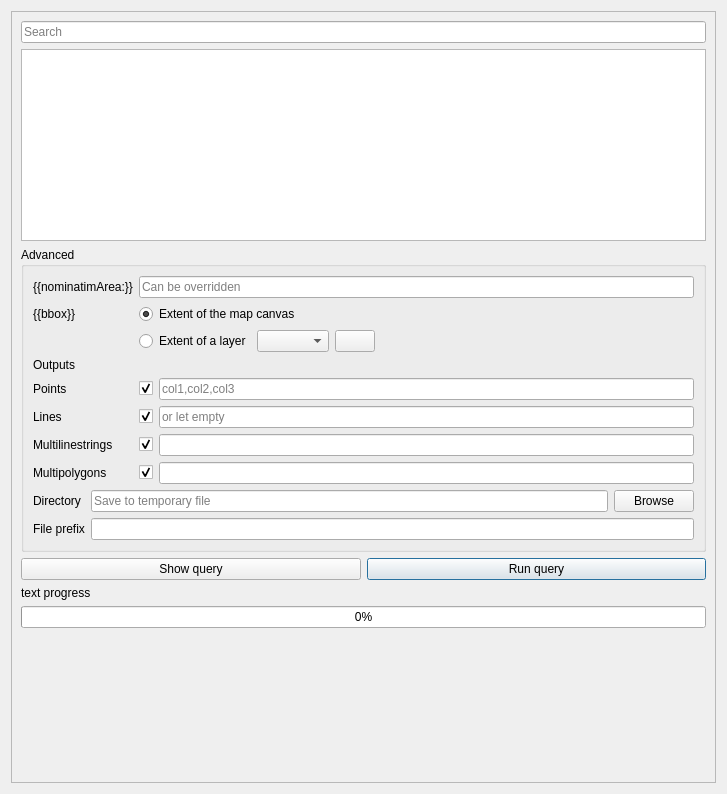
This is ui/my_queries.ui in 3liz/QuickOSM as Qt 5 draws it before an edit. The edited form follows.
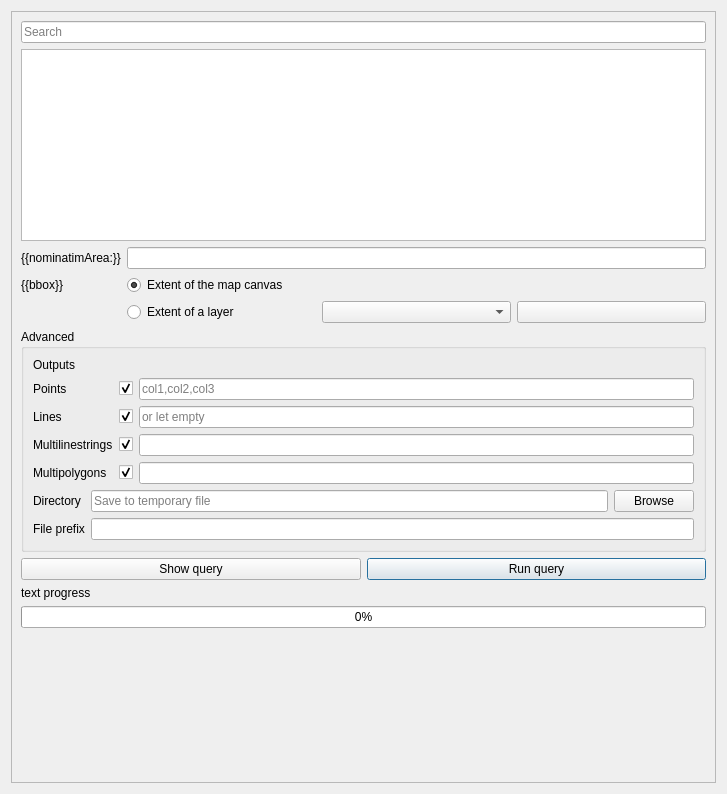
This is the edited form. Icons and pictures are not drawn. Custom widgets are drawn as their Qt base class.

Commit message: change {{nominatimArea}} and {{bbox}} display, show the default value for nominatim in the line edit #14

```diff
--- a/ui/my_queries.ui
+++ b/ui/my_queries.ui
@@ -69,6 +69,62 @@
          </column>
         </widget>
        </item>
+       <item>
+        <layout class="QFormLayout" name="formLayout">
+         <item row="0" column="0">
+          <widget class="QLabel" name="label_2">
+           <property name="text">
+            <string>{{nominatimArea:}}</string>
+           </property>
+          </widget>
+         </item>
+         <item row="0" column="1">
+          <widget class="QLineEdit" name="lineEdit_nominatim"/>
+         </item>
+         <item row="1" column="0">
+          <widget class="QLabel" name="label_5">
+           <property name="text">
+            <string>{{bbox}}</string>
+           </property>
+          </widget>
+         </item>
+         <item row="1" column="1">
+          <widget class="QRadioButton" name="radioButton_extentMapCanvas">
+           <property name="text">
+            <string>Extent of the map canvas</string>
+           </property>
+           <property name="checked">
+            <bool>true</bool>
+           </property>
+          </widget>
+         </item>
+         <item row="2" column="1">
+          <layout class="QHBoxLayout" name="horizontalLayout_5">
+           <item>
+            <widget class="QRadioButton" name="radioButton_extentLayer">
+             <property name="text">
+              <string>Extent of a layer</string>
+             </property>
+            </widget>
+           </item>
+           <item>
+            <widget class="QComboBox" name="comboBox_extentLayer"/>
+           </item>
+           <item>
+            <widget class="QPushButton" name="pushButton_refreshLayers">
+             <property name="text">
+              <string/>
+             </property>
+             <property name="icon">
+              <iconset resource="../../../../../plugins/QuickOSM/resources.qrc">
+               <normaloff>:/plugins/QuickOSM/resources/refresh.png</normaloff>:/plugins/QuickOSM/resources/refresh.png</iconset>
+             </property>
+            </widget>
+           </item>
+          </layout>
+         </item>
+        </layout>
+       </item>
        <item>
         <widget class="QgsCollapsibleGroupBox" name="groupBox">
          <property name="title">
@@ -83,37 +139,6 @@
             <property name="fieldGrowthPolicy">
              <enum>QFormLayout::ExpandingFieldsGrow</enum>
             </property>
-            <item row="0" column="0">
-             <widget class="QLabel" name="label_2">
-              <property name="text">
-               <string>{{nominatimArea:}}</string>
-              </property>
-             </widget>
-            </item>
-            <item row="0" column="1">
-             <widget class="QLineEdit" name="lineEdit_nominatim">
-              <property name="placeholderText">
-               <string>Can be overridden</string>
-              </property>
-             </widget>
-            </item>
-            <item row="2" column="0">
-             <widget class="QLabel" name="label_5">
-              <property name="text">
-               <string>{{bbox}}</string>
-              </property>
-             </widget>
-            </item>
-            <item row="2" column="1">
-             <widget class="QRadioButton" name="radioButton_extentMapCanvas">
-              <property name="text">
-               <string>Extent of the map canvas</string>
-              </property>
-              <property name="checked">
-               <bool>true</bool>
-              </property>
-             </widget>
-            </item>
             <item row="4" column="0">
              <widget class="QLabel" name="label_3">
               <property name="text">
@@ -240,31 +265,6 @@
               </item>
              </layout>
             </item>
-            <item row="3" column="1">
-             <layout class="QHBoxLayout" name="horizontalLayout_5">
-              <item>
-               <widget class="QRadioButton" name="radioButton_extentLayer">
-                <property name="text">
-                 <string>Extent of a layer</string>
-                </property>
-               </widget>
-              </item>
-              <item>
-               <widget class="QComboBox" name="comboBox_extentLayer"/>
-              </item>
-              <item>
-               <widget class="QPushButton" name="pushButton_refreshLayers">
-                <property name="text">
-                 <string/>
-                </property>
-                <property name="icon">
-                 <iconset resource="../../../../../plugins/QuickOSM/resources.qrc">
-                  <normaloff>:/plugins/QuickOSM/resources/refresh.png</normaloff>:/plugins/QuickOSM/resources/refresh.png</iconset>
-                </property>
-               </widget>
-              </item>
-             </layout>
-            </item>
            </layout>
           </item>
           <item>
```
The commit also changes 3 other files.
